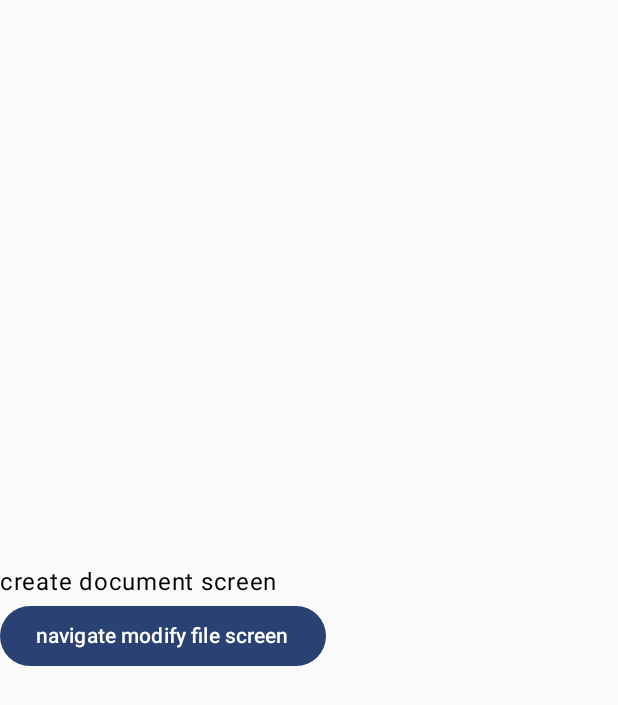
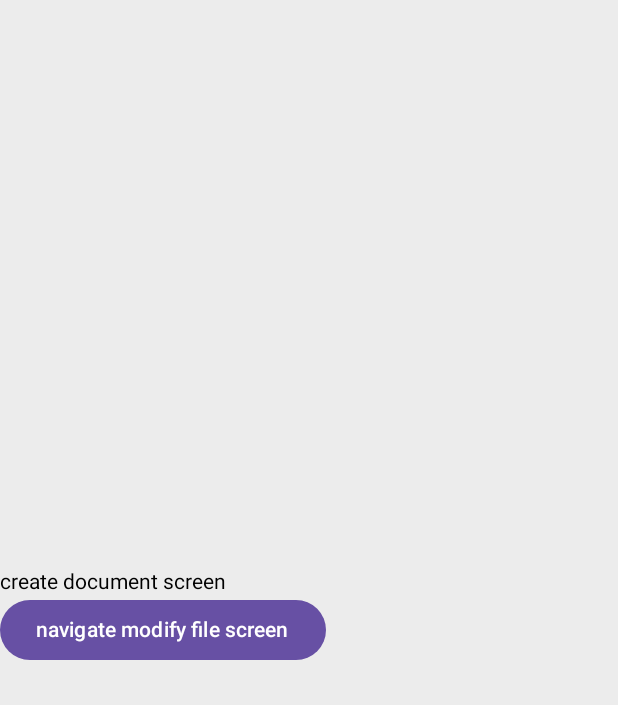
Before and after one commit to ImGaram/Text-Extractor, an Android app built with Jetpack Compose: the screen it shows after launch (MainActivity), after a tap on "navigate pager screen", on a phone screen of 412 x 824 dp. Shown: the top 705 px of the screen. Run offline under Robolectric (Android 15) with nearby library versions, the phone set to English and light mode, and no system bars.

Commit message:
:lipstick: :: 앱 테마 생성 및 적용

```diff
--- a/app/src/main/java/com/caramm/textextractor/MainActivity.kt
+++ b/app/src/main/java/com/caramm/textextractor/MainActivity.kt
@@ -4,6 +4,7 @@ import android.os.Bundle
 import androidx.activity.ComponentActivity
 import androidx.activity.compose.setContent
 import androidx.activity.enableEdgeToEdge
+import androidx.compose.foundation.background
 import androidx.compose.foundation.layout.fillMaxSize
 import androidx.compose.foundation.layout.statusBarsPadding
 import androidx.compose.foundation.layout.systemBarsPadding
@@ -26,6 +27,7 @@ class MainActivity : ComponentActivity() {
 //                    startDestination = ,
                     modifier = Modifier
                         .fillMaxSize()
+                        .background(TextExtractorTheme.colors.background)
                         .statusBarsPadding()
                         .systemBarsPadding()
                 )
--- a/app/src/main/java/com/caramm/textextractor/ui/theme/Color.kt
+++ b/app/src/main/java/com/caramm/textextractor/ui/theme/Color.kt
@@ -1,11 +1,45 @@
 package com.caramm.textextractor.ui.theme
 
+import androidx.compose.runtime.getValue
+import androidx.compose.runtime.mutableStateOf
+import androidx.compose.runtime.setValue
 import androidx.compose.ui.graphics.Color
 
-val Purple80 = Color(0xFFD0BCFF)
-val PurpleGrey80 = Color(0xFFCCC2DC)
-val Pink80 = Color(0xFFEFB8C8)
+val TextLight = Color(0xFF333333)
+val BackgroundLight = Color(0xFFECECEC)
+val YellowLight = Color(0xFFF7F14A)
+val LightBlueLight = Color(0xFF87CEEB)
+val GrayLight = Color(0xFF999999)
 
-val Purple40 = Color(0xFF6650a4)
-val PurpleGrey40 = Color(0xFF625b71)
-val Pink40 = Color(0xFF7D5260)
+val TextDark = Color(0xFFE6E6E6)
+val BackgroundDark = Color(0xFF4D4D4D)
+val YellowDark = Color(0xFFF9DB22)
+val LightBlueDark = Color(0xFF91BAD6)
+val GrayDark = Color(0xFFCCCCCC)
+
+class TextExtractorColors(
+    text: Color,
+    background: Color,
+    yellow: Color,
+    lightBlue: Color,
+    gray: Color
+) {
+    var text by mutableStateOf(text)
+        private set
+    var background by mutableStateOf(background)
+        private set
+    var yellow by mutableStateOf(yellow)
+        private set
+    var lightBlue by mutableStateOf(lightBlue)
+        private set
+    var gray by mutableStateOf(gray)
+        private set
+
+    fun update(other: TextExtractorColors) {
+        text = other.text
+        background = other.background
+        yellow = other.yellow
+        lightBlue = other.lightBlue
+        gray = other.gray
+    }
+}
--- /dev/null
+++ b/app/src/main/java/com/caramm/textextractor/ui/theme/TextExtractorTheme.kt
@@ -0,0 +1,16 @@
+package com.caramm.textextractor.ui.theme
+
+import androidx.compose.runtime.Composable
+import androidx.compose.runtime.ReadOnlyComposable
+
+object TextExtractorTheme {
+    val colors: TextExtractorColors
+        @Composable
+        @ReadOnlyComposable
+        get() = LocalColors.current
+
+    val type: TextExtractorType
+        @Composable
+        @ReadOnlyComposable
+        get() = LocalType.current
+}
--- /dev/null
+++ b/app/src/main/java/com/caramm/textextractor/ui/theme/TextExtractorType.kt
@@ -0,0 +1,52 @@
+package com.caramm.textextractor.ui.theme
+
+import androidx.compose.ui.text.TextStyle
+import androidx.compose.ui.text.font.FontWeight
+import androidx.compose.ui.unit.sp
+
+data class TextExtractorType(
+    val bold20: TextStyle = TextStyle(
+        fontWeight = FontWeight.Bold,
+        fontSize = 20.sp
+    ),
+    val medium20: TextStyle = TextStyle(
+        fontWeight = FontWeight.Medium,
+        fontSize = 20.sp
+    ),
+    val normal20: TextStyle = TextStyle(
+        fontWeight = FontWeight.Normal,
+        fontSize = 20.sp
+    ),
+    val medium18: TextStyle = TextStyle(
+        fontWeight = FontWeight.Medium,
+        fontSize = 18.sp
+    ),
+    val normal18: TextStyle = TextStyle(
+        fontWeight = FontWeight.Normal,
+        fontSize = 18.sp
+    ),
+    val medium16: TextStyle = TextStyle(
+        fontWeight = FontWeight.Medium,
+        fontSize = 16.sp
+    ),
+    val normal16: TextStyle = TextStyle(
+        fontWeight = FontWeight.Normal,
+        fontSize = 16.sp
+    ),
+    val medium14: TextStyle = TextStyle(
+        fontWeight = FontWeight.Medium,
+        fontSize = 14.sp
+    ),
+    val normal14: TextStyle = TextStyle(
+        fontWeight = FontWeight.Normal,
+        fontSize = 14.sp
+    ),
+    val normal12: TextStyle = TextStyle(
+        fontWeight = FontWeight.Normal,
+        fontSize = 12.sp
+    ),
+    val light12: TextStyle = TextStyle(
+        fontWeight = FontWeight.Light,
+        fontSize = 12.sp
+    )
+)
--- a/app/src/main/java/com/caramm/textextractor/ui/theme/Theme.kt
+++ b/app/src/main/java/com/caramm/textextractor/ui/theme/Theme.kt
@@ -1,58 +1,58 @@
 package com.caramm.textextractor.ui.theme
 
-import android.app.Activity
-import android.os.Build
 import androidx.compose.foundation.isSystemInDarkTheme
-import androidx.compose.material3.MaterialTheme
-import androidx.compose.material3.darkColorScheme
-import androidx.compose.material3.dynamicDarkColorScheme
-import androidx.compose.material3.dynamicLightColorScheme
-import androidx.compose.material3.lightColorScheme
 import androidx.compose.runtime.Composable
-import androidx.compose.ui.platform.LocalContext
+import androidx.compose.runtime.CompositionLocalProvider
+import androidx.compose.runtime.remember
+import androidx.compose.runtime.staticCompositionLocalOf
 
-private val DarkColorScheme = darkColorScheme(
-    primary = Purple80,
-    secondary = PurpleGrey80,
-    tertiary = Pink80
+private val TextExtractorDarkColors = TextExtractorColors(
+    text = TextDark,
+    background = BackgroundDark,
+    yellow = YellowDark,
+    lightBlue = LightBlueDark,
+    gray = GrayDark
 )
 
-private val LightColorScheme = lightColorScheme(
-    primary = Purple40,
-    secondary = PurpleGrey40,
-    tertiary = Pink40
+private val TextExtractorLightColors = TextExtractorColors(
+    text = TextLight,
+    background = BackgroundLight,
+    yellow = YellowLight,
+    lightBlue = LightBlueLight,
+    gray = GrayLight
+)
 
-    /* Other default colors to override
-    background = Color(0xFFFFFBFE),
-    surface = Color(0xFFFFFBFE),
-    onPrimary = Color.White,
-    onSecondary = Color.White,
-    onTertiary = Color.White,
-    onBackground = Color(0xFF1C1B1F),
-    onSurface = Color(0xFF1C1B1F),
-    */
-)
+@Composable
+private fun ProvideTextExtractorTheme(
+    colors: TextExtractorColors,
+    type: TextExtractorType,
+    content: @Composable () -> Unit
+) {
+    val colorPalette = remember { colors }
+    colorPalette.update(colors)
+
+    CompositionLocalProvider(
+        LocalColors provides colorPalette,
+        LocalType provides type,
+        content = content
+    )
+}
 
 @Composable
 fun TextExtractorTheme(
     darkTheme: Boolean = isSystemInDarkTheme(),
-    // Dynamic color is available on Android 12+
-    dynamicColor: Boolean = true,
     content: @Composable () -> Unit
 ) {
-    val colorScheme = when {
-        dynamicColor && Build.VERSION.SDK_INT >= Build.VERSION_CODES.S -> {
-            val context = LocalContext.current
-            if (darkTheme) dynamicDarkColorScheme(context) else dynamicLightColorScheme(context)
-        }
-
-        darkTheme -> DarkColorScheme
-        else -> LightColorScheme
+    val colors = remember {
+        if (darkTheme) TextExtractorDarkColors else TextExtractorLightColors
     }
 
-    MaterialTheme(
-        colorScheme = colorScheme,
-        typography = Typography,
+    ProvideTextExtractorTheme(
+        colors = colors,
+        type = TextExtractorTheme.type,
         content = content
     )
 }
+
+val LocalColors = staticCompositionLocalOf { TextExtractorLightColors }
+val LocalType = staticCompositionLocalOf { TextExtractorType() }
--- a/app/src/main/java/com/caramm/textextractor/ui/theme/Type.kt
+++ /dev/null
@@ -1,34 +0,0 @@
-package com.caramm.textextractor.ui.theme
-
-import androidx.compose.material3.Typography
-import androidx.compose.ui.text.TextStyle
-import androidx.compose.ui.text.font.FontFamily
-import androidx.compose.ui.text.font.FontWeight
-import androidx.compose.ui.unit.sp
-
-// Set of Material typography styles to start with
-val Typography = Typography(
-    bodyLarge = TextStyle(
-        fontFamily = FontFamily.Default,
-        fontWeight = FontWeight.Normal,
-        fontSize = 16.sp,
-        lineHeight = 24.sp,
-        letterSpacing = 0.5.sp
-    )
-    /* Other default text styles to override
-    titleLarge = TextStyle(
-        fontFamily = FontFamily.Default,
-        fontWeight = FontWeight.Normal,
-        fontSize = 22.sp,
-        lineHeight = 28.sp,
-        letterSpacing = 0.sp
-    ),
-    labelSmall = TextStyle(
-        fontFamily = FontFamily.Default,
-        fontWeight = FontWeight.Medium,
-        fontSize = 11.sp,
-        lineHeight = 16.sp,
-        letterSpacing = 0.5.sp
-    )
-    */
-)
```
